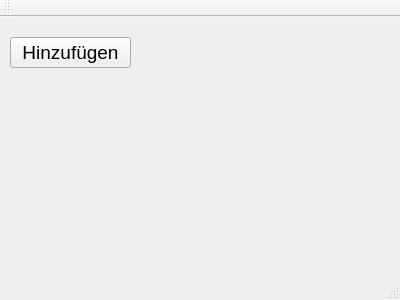
The window that schrauber.ui (a6min/tool-management-system) describes before a commit, drawn with Qt 5.
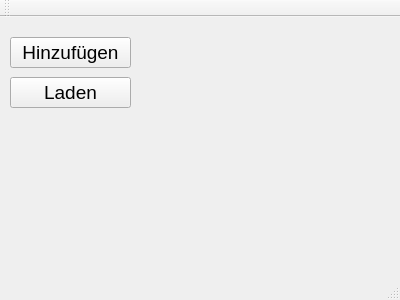
The same window after the commit.

Commit message: Layout fürs Anzeigen von Schrauber erstellt und einige Codeverbesserungen

The edit to the form file:
```diff
--- a/schrauber.ui
+++ b/schrauber.ui
@@ -32,6 +32,24 @@
      <string>Hinzufügen</string>
     </property>
    </widget>
+   <widget class="QPushButton" name="laden">
+    <property name="geometry">
+     <rect>
+      <x>10</x>
+      <y>60</y>
+      <width>121</width>
+      <height>31</height>
+     </rect>
+    </property>
+    <property name="font">
+     <font>
+      <pointsize>14</pointsize>
+     </font>
+    </property>
+    <property name="text">
+     <string>Laden</string>
+    </property>
+   </widget>
   </widget>
   <widget class="QMenuBar" name="menuBar">
    <property name="geometry">
```
The commit also changes 14 other files.
